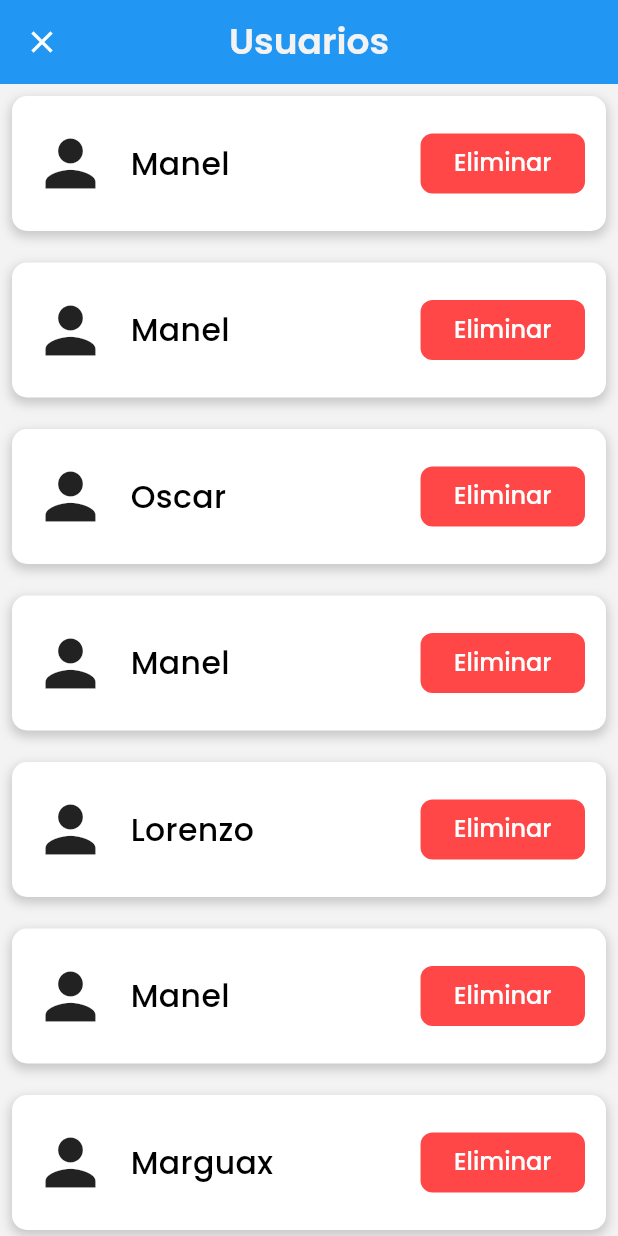
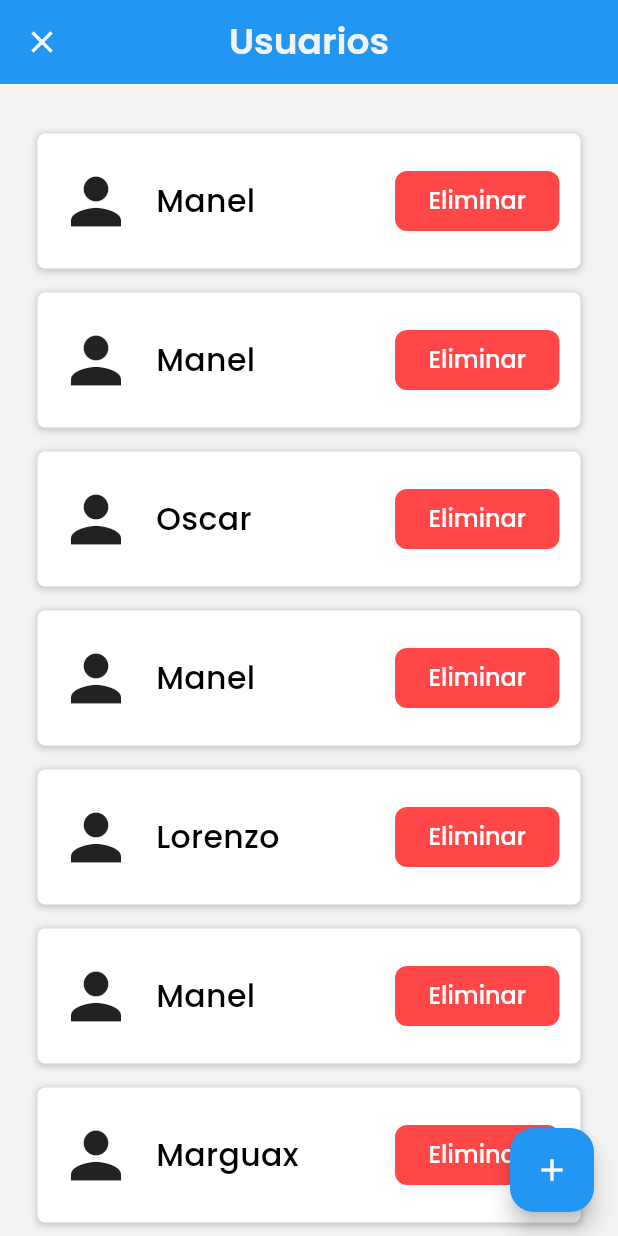
Before and after one commit to Margaux-Boileau/app-merchants-association, a Flutter app: the UserManage screen opened by its route, on a phone screen of 412 x 824 dp. Run offline on Flutter 3.47's test engine with Material 3 defaults, Android fonts, the phone set to English and light mode, and no system bars; our stand-ins replace image_picker; generated files the repository leaves out were written again; network calls fail.

Commit message:
UserManagment

```diff
--- a/lib/src/ui/screens/user/user_manage.dart
+++ b/lib/src/ui/screens/user/user_manage.dart
@@ -1,6 +1,8 @@
 import 'package:app_merchants_association/src/model/user.dart';
 import 'package:app_merchants_association/src/ui/widgets/card/user_card.dart';
 import 'package:flutter/material.dart';
+
+import '../../../config/app_colors.dart';
 
 class UserManage extends StatefulWidget {
   const UserManage({super.key});
@@ -22,11 +24,19 @@ class _UserManageState extends State<UserManage> {
   Widget build(BuildContext context) {
     return Scaffold(
       appBar: AppBar(
-        title: Text("Usuarios"),
+        title: const Text("Usuarios"),
         automaticallyImplyLeading: false,
         leading: IconButton(
           onPressed: () => Navigator.pop(context),
-          icon: Icon(Icons.close),
+          icon: const Icon(Icons.close),
+        ),
+      ),
+      floatingActionButton: FloatingActionButton(
+        onPressed: () => showCreateDialog(),
+        backgroundColor: AppColors.primaryBlue,
+        child: Icon(
+          Icons.add,
+          color: AppColors.white,
         ),
       ),
       body: _content(),
@@ -34,17 +44,20 @@ class _UserManageState extends State<UserManage> {
   }
 
   Widget _content(){
-    return Stack(
-      children: [
-        ListView.separated(
-          itemCount: users.length,
-          separatorBuilder: (BuildContext context, int index) => const SizedBox(height: 5,),
-          itemBuilder: (BuildContext context, int index) {
-            return UserCard(user: users[index]);
-          },
-        )
-      ],
+    return Padding(
+      padding: const EdgeInsets.only(top: 25),
+      child: ListView.builder(
+        shrinkWrap: true,
+        itemCount: users.length,
+        itemBuilder: (BuildContext context, int index) {
+          return UserCard(user: users[index]);
+        },
+      ),
     );
+  }
+
+  void showCreateDialog(){
+
   }
 
   List<User> getUsers() {
--- a/lib/src/ui/widgets/card/user_card.dart
+++ b/lib/src/ui/widgets/card/user_card.dart
@@ -11,21 +11,21 @@ class UserCard extends StatelessWidget {
   @override
   Widget build(BuildContext context) {
     return  Padding(
-      padding: const EdgeInsets.all(8.0),
+      padding: const EdgeInsets.symmetric(horizontal: 25.0, vertical: 8),
       child: Container(
         constraints: const BoxConstraints(maxWidth: 500),
         decoration: BoxDecoration(
           // Colors
           color: AppColors.white,
           // BorderRadius
-          borderRadius: BorderRadius.circular(10.0),
+          borderRadius: BorderRadius.circular(5.0),
           // Sombra
           boxShadow: [
             BoxShadow(
               color: Colors.grey.withOpacity(0.5),
               spreadRadius: 1,
-              blurRadius: 5,
-              offset: const Offset(0, 3),
+              blurRadius: 3,
+              offset: const Offset(0, 1),
             ),
           ],
         ),
```
